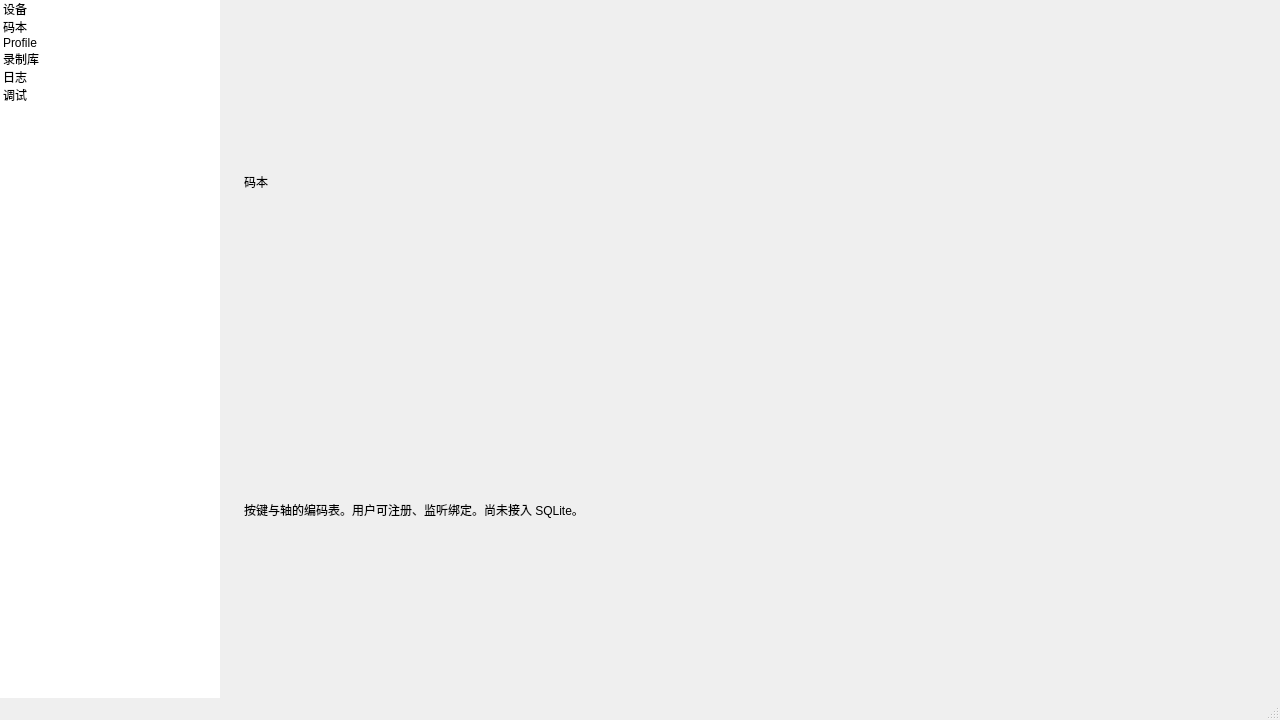
Old version of the form PeripheralCapturer/Layout/MainWindow.ui in the repository WHiTEMaxGitHub/PeripheralCapturer.
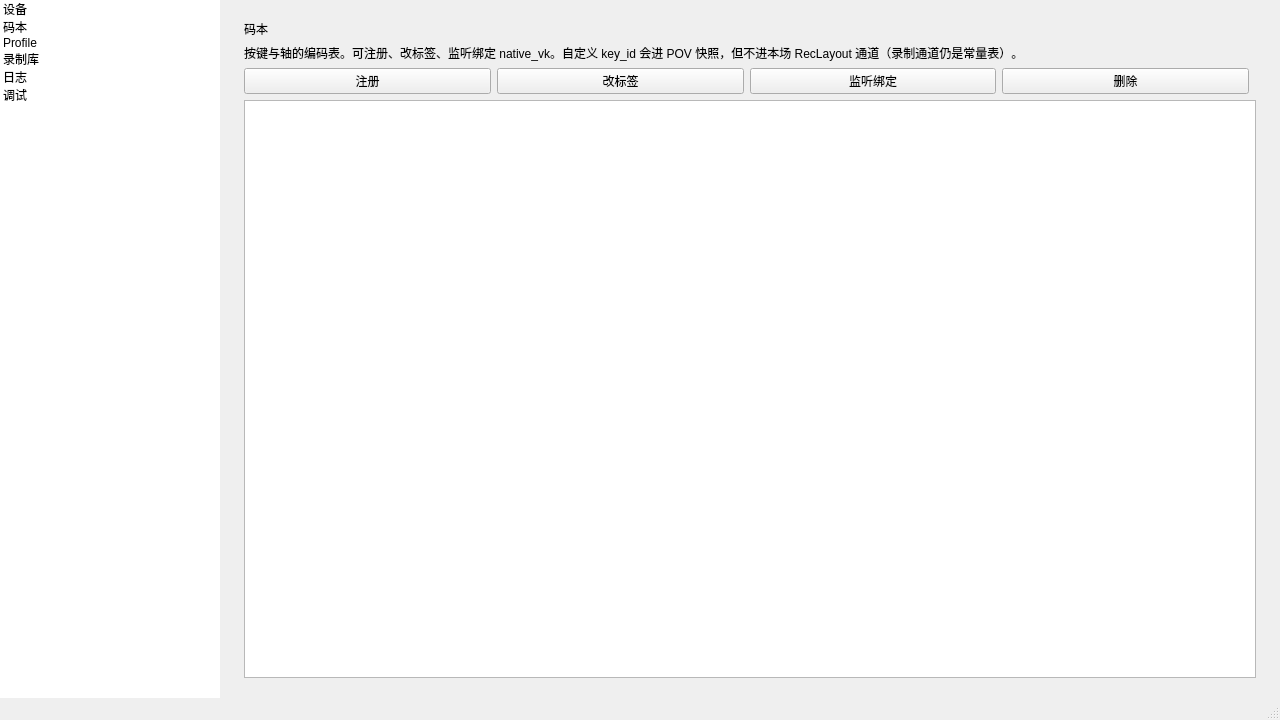
New version of the form. The open tabs and pages were chosen to show the change.

Commit message:
feat: add codebook page with native_vk listen-bind
List, register, and bind keys in the config window; capture resolves key_id from an in-memory VK map. Next TODO is the recordings library list.

The edit to the form file:
```diff
--- a/PeripheralCapturer/Layout/MainWindow.ui
+++ b/PeripheralCapturer/Layout/MainWindow.ui
@@ -202,7 +202,7 @@
         <item>
          <widget class="QLabel" name="hintKeyCodes">
           <property name="text">
-           <string>按键与轴的编码表。用户可注册、监听绑定。尚未接入 SQLite。</string>
+           <string>按键与轴的编码表。可注册、改标签、监听绑定 native_vk。自定义 key_id 会进 POV 快照，但不进本场 RecLayout 通道（录制通道仍是常量表）。</string>
           </property>
           <property name="wordWrap">
            <bool>true</bool>
@@ -210,11 +210,59 @@
          </widget>
         </item>
         <item>
-         <spacer name="spacerKeyCodes">
-          <property name="orientation">
-           <enum>Qt::Orientation::Vertical</enum>
+         <layout class="QHBoxLayout" name="layoutKeyCodeActions">
+          <item>
+           <widget class="QPushButton" name="btnKeyCodeAdd">
+            <property name="text">
+             <string>注册</string>
+            </property>
+           </widget>
+          </item>
+          <item>
+           <widget class="QPushButton" name="btnKeyCodeEdit">
+            <property name="text">
+             <string>改标签</string>
+            </property>
+           </widget>
+          </item>
+          <item>
+           <widget class="QPushButton" name="btnKeyCodeBind">
+            <property name="text">
+             <string>监听绑定</string>
+            </property>
+           </widget>
+          </item>
+          <item>
+           <widget class="QPushButton" name="btnKeyCodeDelete">
+            <property name="text">
+             <string>删除</string>
+            </property>
+           </widget>
+          </item>
+          <item>
+           <spacer name="keyCodeActionsSpacer">
+            <property name="orientation">
+             <enum>Qt::Orientation::Horizontal</enum>
+            </property>
+           </spacer>
+          </item>
+         </layout>
+        </item>
+        <item>
+         <widget class="QTableWidget" name="tableKeyCodes">
+          <property name="editTriggers">
+           <set>QAbstractItemView::EditTrigger::NoEditTriggers</set>
           </property>
-         </spacer>
+          <property name="selectionMode">
+           <enum>QAbstractItemView::SelectionMode::SingleSelection</enum>
+          </property>
+          <property name="selectionBehavior">
+           <enum>QAbstractItemView::SelectionBehavior::SelectRows</enum>
+          </property>
+          <property name="alternatingRowColors">
+           <bool>true</bool>
+          </property>
+         </widget>
         </item>
        </layout>
       </widget>
```
The commit also changes 7 other files.
